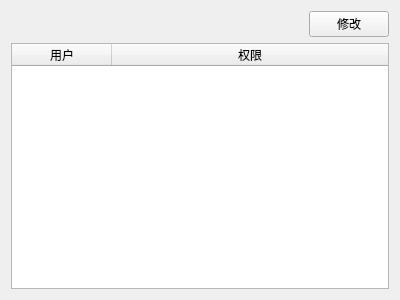
This is setpermissions.ui in kangwenyun/batch_acquisition_system_qt_before as Qt 5 draws it before an edit. The edited form follows.
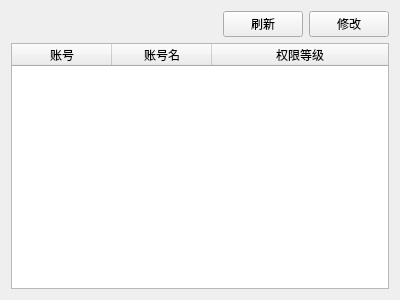
This is the edited form.

Diff of the .ui file:
```diff
--- a/setpermissions.ui
+++ b/setpermissions.ui
@@ -32,6 +32,13 @@
        </property>
       </spacer>
      </item>
+     <item>
+      <widget class="QPushButton" name="refresh_button">
+       <property name="text">
+        <string>刷新</string>
+       </property>
+      </widget>
+     </item>
      <item>
       <widget class="QPushButton" name="change_button">
        <property name="text">
@@ -43,12 +50,6 @@
    </item>
    <item>
     <widget class="QTableWidget" name="tableWidget">
-     <property name="minimumSize">
-      <size>
-       <width>300</width>
-       <height>200</height>
-      </size>
-     </property>
      <property name="editTriggers">
       <set>QAbstractItemView::NoEditTriggers</set>
      </property>
@@ -61,14 +62,22 @@
      <attribute name="horizontalHeaderStretchLastSection">
       <bool>true</bool>
      </attribute>
+     <attribute name="verticalHeaderVisible">
+      <bool>false</bool>
+     </attribute>
      <column>
       <property name="text">
-       <string>用户</string>
+       <string>账号</string>
       </property>
      </column>
      <column>
       <property name="text">
-       <string>权限</string>
+       <string>账号名</string>
+      </property>
+     </column>
+     <column>
+      <property name="text">
+       <string>权限等级</string>
       </property>
      </column>
     </widget>
```
